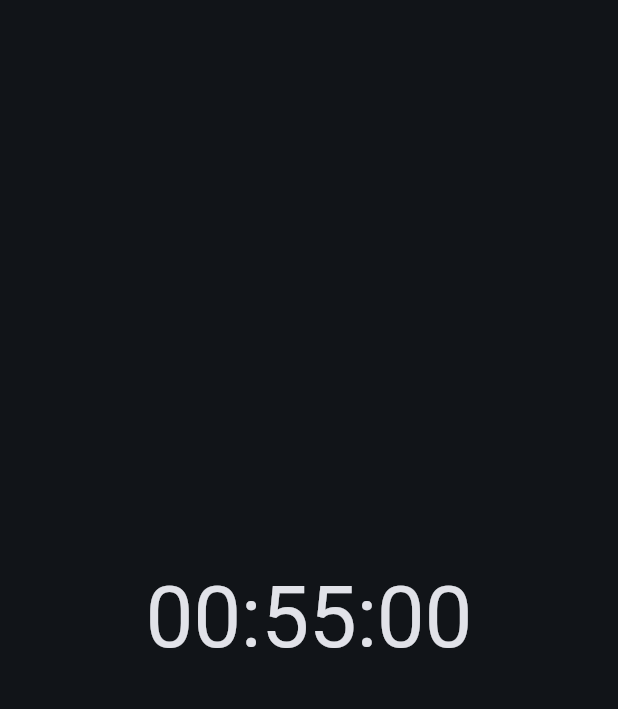
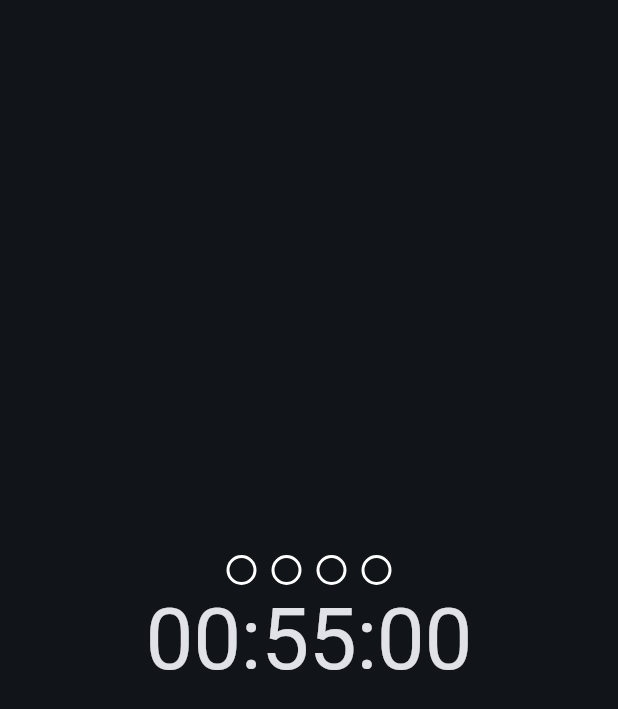
Before and after one commit to TolaMironcenko/bubbletime, a Flutter app: the screen it shows after launch, on a phone screen of 412 x 824 dp. Shown: the top 709 px of the screen. Run offline on Flutter 3.47's test engine with Material 3 defaults, Android fonts, the phone set to English and light mode, and no system bars.

Commit message:
added icon app and bubbles

```diff
--- a/lib/homepage.dart
+++ b/lib/homepage.dart
@@ -1,6 +1,7 @@
 import 'dart:async';
 import 'package:flutter/cupertino.dart';
 import 'package:flutter/material.dart';
+import 'package:flutter/rendering.dart';
 import 'package:flutter/widgets.dart';
 
 class MyHomePage extends StatefulWidget {
@@ -24,6 +25,11 @@ class _MyHomePageState extends State<MyHomePage> {
     minute: 5,
     second: 0
   );
+  var bigChillTime = (
+    hour: 0,
+    minute: 30,
+    second: 0
+  );
   bool _timeToWork = true;
   var nowTime = (
     hour: 0,
@@ -32,6 +38,9 @@ class _MyHomePageState extends State<MyHomePage> {
   );
   bool _timerStarted = false;
   String timerNowString = "00:00:00";
+  bool bigChillTimeNow = false;
+  int defaultBubbles = 4;
+  int endedBubbles = 0;
     // return nowTimeString;
   @override
   void initState() {
@@ -61,11 +70,21 @@ class _MyHomePageState extends State<MyHomePage> {
   }
 
   void setTimer() {
-    _timeToWork ? setState(() {
+    if (_timeToWork) {
+      setState(() {
       nowTime = workTime;
-    }) : setState(() {
+    });
+    }
+    if (!_timeToWork) {
+      setState(() {
       nowTime = chillTime;
     });
+    }
+    if (bigChillTimeNow) {
+      setState(() {
+      nowTime = bigChillTime;
+    });
+    }
   }
 
   String getTimerNow() => [
@@ -77,6 +96,23 @@ class _MyHomePageState extends State<MyHomePage> {
   void decrementTime() {
     if ((nowTime.second-1) == 0 && nowTime.minute == 0 && nowTime.hour == 0) {
       setState(() {
+        if (endedBubbles+1 > defaultBubbles && !bigChillTimeNow) {
+          bigChillTimeNow = true;
+          setTimer();
+          timerNowString = getTimerNow();
+          _timerStarted = false;
+          return;
+        }
+        if (endedBubbles+1 > defaultBubbles && bigChillTimeNow) {
+          bigChillTimeNow = false;
+          _timeToWork = true;
+          setTimer();
+          timerNowString = getTimerNow();
+          _timerStarted = false;
+          endedBubbles = 0;
+          return;
+        }
+        if (!_timeToWork) endedBubbles++;
         _timeToWork = !_timeToWork;
         setTimer();
         timerNowString = getTimerNow();
@@ -137,6 +173,38 @@ class _MyHomePageState extends State<MyHomePage> {
                 child: Column(
                   mainAxisAlignment: MainAxisAlignment.center,
                   children: <Widget>[
+                    Row(
+                      mainAxisAlignment: MainAxisAlignment.center,
+                      children: List<Widget>.generate(4, (pos) {
+                        return Container(
+                          margin: EdgeInsets.all(5),
+                          width: 20.0,
+                          height: 20.0,
+                          decoration: BoxDecoration(
+                                shape: BoxShape.circle,
+                                border: const Border(
+                                  top: BorderSide(
+                                    width: 2,
+                                    color: Colors.white
+                                  ),
+                                  bottom: BorderSide(
+                                    width: 2,
+                                    color: Colors.white
+                                  ),
+                                  left: BorderSide(
+                                    width: 2,
+                                    color: Colors.white
+                                  ),
+                                  right: BorderSide(
+                                    width: 2,
+                                    color: Colors.white
+                                  ),
+                                ),
+                                color: (endedBubbles > pos) ? Colors.white : Colors.transparent
+                          ),
+                        );
+                      })
+                    ),
                     Text(
                       timerNowString,
                       style: Theme.of(context).textTheme.displayLarge,
--- a/pubspec.yaml
+++ b/pubspec.yaml
@@ -13,6 +13,7 @@ dependencies:
     sdk: flutter
 
   cupertino_icons: ^1.0.6
+  flutter_launcher_icons: ^0.13.1
 
 dev_dependencies:
   flutter_test:
```
Also changed, not shown: flutter_launcher_icons.yaml (added, +23 -0 lines), img/Default_bubble_timer_icon_0.jpg (added), img/bubbletime-icon.png (added), pubspec.lock, 42 other files.
